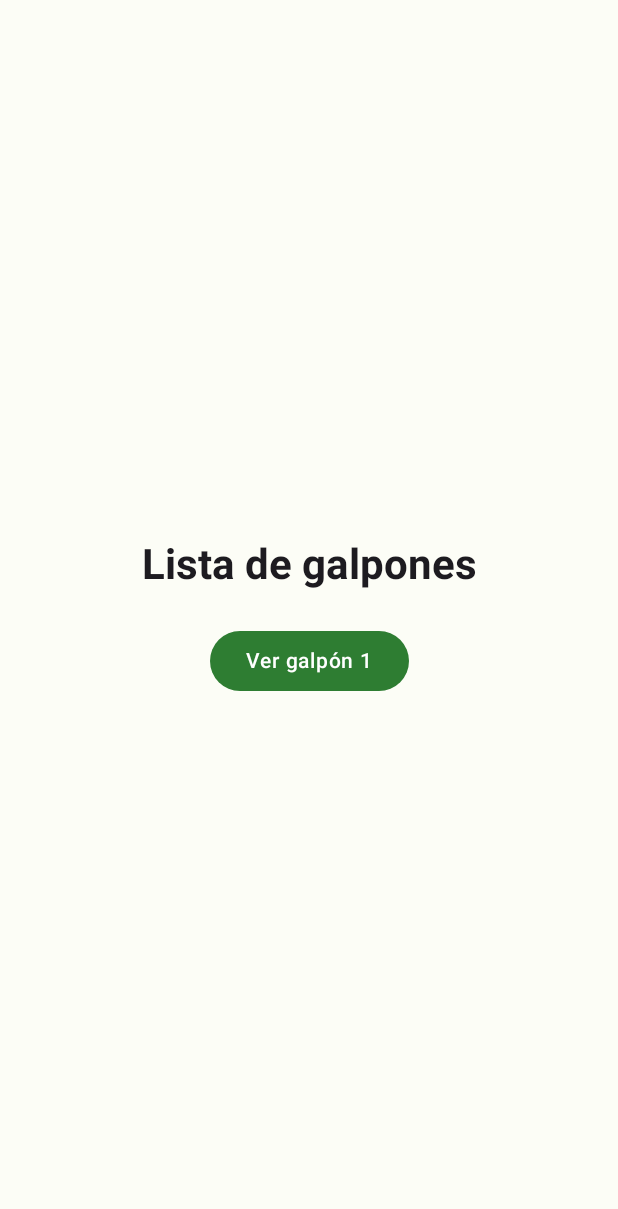
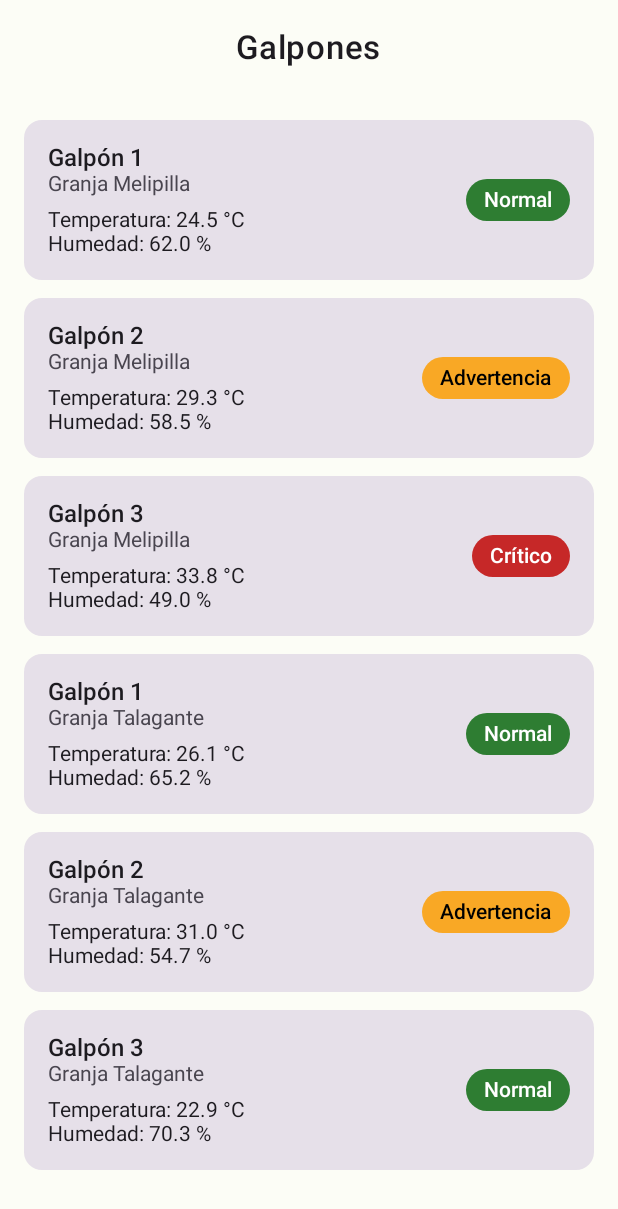
Before and after one commit to FelipeG17-svg/AlertaTempranaGalpones, an Android app built with Jetpack Compose: the ListaGalponesScreen screen opened through its navigation route, on a phone screen of 412 x 824 dp. Shown: the top 1209 px of the screen. Run offline under Robolectric (Android 15) with nearby library versions, the phone set to English and light mode, and no system bars.

Commit message:
agrega ViewModel, datos simulados y lista de galpones
Se agrego: ViewModel, datos simulados, lista de galpones

```diff
--- a/app/build.gradle.kts
+++ b/app/build.gradle.kts
@@ -52,4 +52,7 @@ dependencies {
     debugImplementation(libs.androidx.compose.ui.test.manifest)
     debugImplementation(libs.androidx.compose.ui.tooling)
     implementation("androidx.navigation:navigation-compose:2.10.2")
+    implementation("androidx.lifecycle:lifecycle-viewmodel-compose:2.11.0")
+    implementation("androidx.lifecycle:lifecycle-runtime-compose:2.11.0")
+    implementation("org.jetbrains.kotlinx:kotlinx-coroutines-android:1.11.0")
 }
--- /dev/null
+++ b/app/src/main/java/com/example/alertatempranagalpones/data/repository/GalponRepository.kt
@@ -0,0 +1,20 @@
+package com.example.alertatempranagalpones.data.repository
+
+import com.example.alertatempranagalpones.data.model.Galpon
+import kotlinx.coroutines.delay
+
+class GalponRepository {
+
+    suspend fun obtenerGalpones(): List<Galpon> {
+        delay(800) // simula la espera de una consulta a un servicio
+        val ahora = System.currentTimeMillis()
+        return listOf(
+            Galpon(id = 1, granja = "Granja Melipilla", nombre = "Galpón 1", temperaturaActual = 24.5, humedadActual = 62.0, ultimaActualizacion = ahora),
+            Galpon(id = 2, granja = "Granja Melipilla", nombre = "Galpón 2", temperaturaActual = 29.3, humedadActual = 58.5, ultimaActualizacion = ahora),
+            Galpon(id = 3, granja = "Granja Melipilla", nombre = "Galpón 3", temperaturaActual = 33.8, humedadActual = 49.0, ultimaActualizacion = ahora),
+            Galpon(id = 4, granja = "Granja Talagante", nombre = "Galpón 1", temperaturaActual = 26.1, humedadActual = 65.2, ultimaActualizacion = ahora),
+            Galpon(id = 5, granja = "Granja Talagante", nombre = "Galpón 2", temperaturaActual = 31.0, humedadActual = 54.7, ultimaActualizacion = ahora),
+            Galpon(id = 6, granja = "Granja Talagante", nombre = "Galpón 3", temperaturaActual = 22.9, humedadActual = 70.3, ultimaActualizacion = ahora)
+        )
+    }
+}
--- /dev/null
+++ b/app/src/main/java/com/example/alertatempranagalpones/ui/components/GalponCard.kt
@@ -0,0 +1,68 @@
+package com.example.alertatempranagalpones.ui.components
+
+import androidx.compose.foundation.layout.Arrangement
+import androidx.compose.foundation.layout.Column
+import androidx.compose.foundation.layout.Row
+import androidx.compose.foundation.layout.Spacer
+import androidx.compose.foundation.layout.fillMaxWidth
+import androidx.compose.foundation.layout.height
+import androidx.compose.foundation.layout.padding
+import androidx.compose.foundation.shape.RoundedCornerShape
+import androidx.compose.material3.Card
+import androidx.compose.material3.ExperimentalMaterial3Api
+import androidx.compose.material3.MaterialTheme
+import androidx.compose.material3.Surface
+import androidx.compose.material3.Text
+import androidx.compose.runtime.Composable
+import androidx.compose.ui.Alignment
+import androidx.compose.ui.Modifier
+import androidx.compose.ui.graphics.Color
+import androidx.compose.ui.unit.dp
+import com.example.alertatempranagalpones.data.model.EstadoGalpon
+import com.example.alertatempranagalpones.data.model.Galpon
+import com.example.alertatempranagalpones.ui.theme.EstadoAdvertencia
+import com.example.alertatempranagalpones.ui.theme.EstadoCritico
+import com.example.alertatempranagalpones.ui.theme.EstadoNormal
+
+@OptIn(ExperimentalMaterial3Api::class)
+@Composable
+fun GalponCard(
+    galpon: Galpon,
+    onClick: () -> Unit,
+    modifier: Modifier = Modifier
+) {
+    val colorEstado = when (galpon.estado) {
+        EstadoGalpon.NORMAL -> EstadoNormal
+        EstadoGalpon.ADVERTENCIA -> EstadoAdvertencia
+        EstadoGalpon.CRITICO -> EstadoCritico
+    }
+    val colorTexto = if (galpon.estado == EstadoGalpon.ADVERTENCIA) Color.Black else Color.White
+
+    Card(onClick = onClick, modifier = modifier.fillMaxWidth()) {
+        Row(
+            modifier = Modifier.padding(16.dp),
+            verticalAlignment = Alignment.CenterVertically,
+            horizontalArrangement = Arrangement.SpaceBetween
+        ) {
+            Column(modifier = Modifier.weight(1f)) {
+                Text(galpon.nombre, style = MaterialTheme.typography.titleMedium)
+                Text(
+                    galpon.granja,
+                    style = MaterialTheme.typography.bodyMedium,
+                    color = MaterialTheme.colorScheme.onSurfaceVariant
+                )
+                Spacer(modifier = Modifier.height(8.dp))
+                Text("Temperatura: %.1f °C".format(galpon.temperaturaActual), style = MaterialTheme.typography.bodyMedium)
+                Text("Humedad: %.1f %%".format(galpon.humedadActual), style = MaterialTheme.typography.bodyMedium)
+            }
+            Surface(color = colorEstado, shape = RoundedCornerShape(50)) {
+                Text(
+                    text = galpon.estado.etiqueta,
+                    color = colorTexto,
+                    style = MaterialTheme.typography.labelLarge,
+                    modifier = Modifier.padding(horizontal = 12.dp, vertical = 6.dp)
+                )
+            }
+        }
+    }
+}
--- a/app/src/main/java/com/example/alertatempranagalpones/ui/screens/ListaGalponesScreen.kt
+++ b/app/src/main/java/com/example/alertatempranagalpones/ui/screens/ListaGalponesScreen.kt
@@ -1,18 +1,63 @@
 package com.example.alertatempranagalpones.ui.screens
 
 import androidx.compose.foundation.layout.Arrangement
-import androidx.compose.foundation.layout.Column
+import androidx.compose.foundation.layout.Box
+import androidx.compose.foundation.layout.PaddingValues
 import androidx.compose.foundation.layout.fillMaxSize
 import androidx.compose.foundation.layout.padding
-import androidx.compose.material3.Button
-import androidx.compose.material3.MaterialTheme
+import androidx.compose.foundation.lazy.LazyColumn
+import androidx.compose.foundation.lazy.items
+import androidx.compose.material3.CenterAlignedTopAppBar
+import androidx.compose.material3.CircularProgressIndicator
+import androidx.compose.material3.ExperimentalMaterial3Api
+import androidx.compose.material3.Scaffold
 import androidx.compose.material3.Text
 import androidx.compose.runtime.Composable
+import androidx.compose.runtime.collectAsState
+import androidx.compose.runtime.getValue
 import androidx.compose.ui.Alignment
 import androidx.compose.ui.Modifier
 import androidx.compose.ui.unit.dp
+import androidx.lifecycle.viewmodel.compose.viewModel
+import com.example.alertatempranagalpones.ui.components.GalponCard
+import com.example.alertatempranagalpones.viewmodel.GalponesViewModel
 
+@OptIn(ExperimentalMaterial3Api::class)
 @Composable
+fun ListaGalponesScreen(
+    onGalponClick: (Long) -> Unit,
+    viewModel: GalponesViewModel = viewModel()
+) {
+    val galpones by viewModel.galpones.collectAsState()
+    val cargando by viewModel.cargando.collectAsState()
+
+    Scaffold(
+        topBar = {
+            CenterAlignedTopAppBar(title = { Text("Galpones") })
+        }
+    ) { innerPadding ->
+        if (cargando) {
+            Box(
+                modifier = Modifier.fillMaxSize().padding(innerPadding),
+                contentAlignment = Alignment.Center
+            ) {
+                CircularProgressIndicator()
+            }
+        } else {
+            LazyColumn(
+                modifier = Modifier.padding(innerPadding),
+                contentPadding = PaddingValues(16.dp),
+                verticalArrangement = Arrangement.spacedBy(12.dp)
+            ) {
+                items(galpones, key = { it.id }) { galpon ->
+                    GalponCard(galpon = galpon, onClick = { onGalponClick(galpon.id) })
+                }
+            }
+        }
+    }
+}
+
+/* @Composable
 fun ListaGalponesScreen(onGalponClick: (Long) -> Unit) {
     Column(
         modifier = Modifier.fillMaxSize().padding(24.dp),
@@ -24,4 +69,4 @@ fun ListaGalponesScreen(onGalponClick: (Long) -> Unit) {
             Text("Ver galpón 1")
         }
     }
-}
+}*/
--- /dev/null
+++ b/app/src/main/java/com/example/alertatempranagalpones/viewmodel/GalponesViewModel.kt
@@ -0,0 +1,34 @@
+package com.example.alertatempranagalpones.viewmodel
+
+import androidx.lifecycle.ViewModel
+import androidx.lifecycle.viewModelScope
+import com.example.alertatempranagalpones.data.model.Galpon
+import com.example.alertatempranagalpones.data.repository.GalponRepository
+import kotlinx.coroutines.flow.MutableStateFlow
+import kotlinx.coroutines.flow.StateFlow
+import kotlinx.coroutines.flow.asStateFlow
+import kotlinx.coroutines.launch
+
+/** Mantiene el estado de la lista de galpones. La pantalla solo lo observa. */
+class GalponesViewModel : ViewModel() {
+
+    private val repository = GalponRepository()
+
+    private val _galpones = MutableStateFlow<List<Galpon>>(emptyList())
+    val galpones: StateFlow<List<Galpon>> = _galpones.asStateFlow()
+
+    private val _cargando = MutableStateFlow(true)
+    val cargando: StateFlow<Boolean> = _cargando.asStateFlow()
+
+    init {
+        cargarGalpones()
+    }
+
+    fun cargarGalpones() {
+        viewModelScope.launch {
+            _cargando.value = true
+            _galpones.value = repository.obtenerGalpones()
+            _cargando.value = false
+        }
+    }
+}
```
